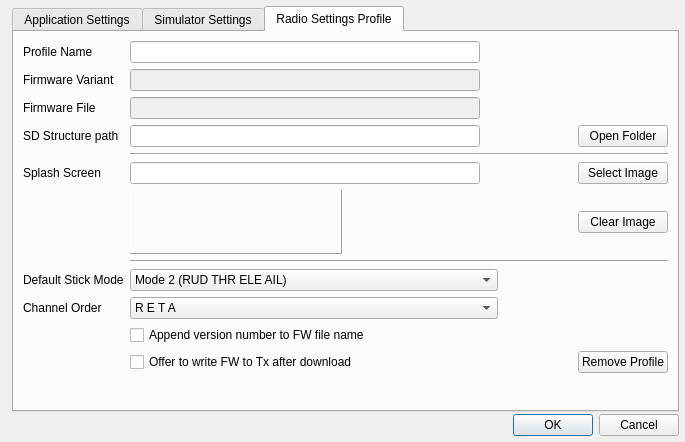
opentx/opentx, file companion/src/apppreferencesdialog.ui: the form before one commit.
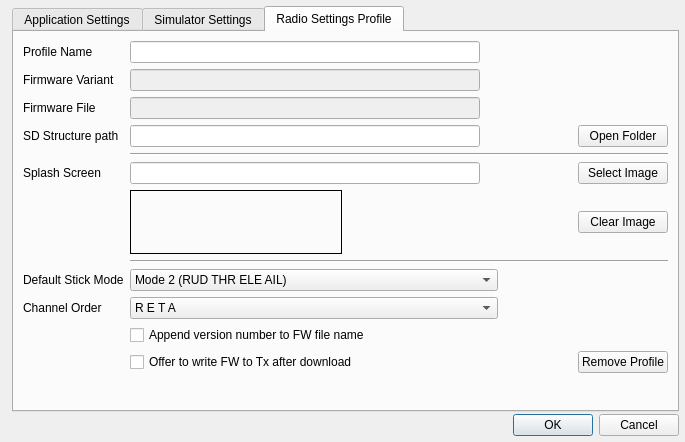
The form after the commit. The open tabs and pages were chosen to show the change.

```diff
--- a/companion/src/apppreferencesdialog.ui
+++ b/companion/src/apppreferencesdialog.ui
@@ -956,7 +956,10 @@
           <enum>QFrame::Panel</enum>
          </property>
          <property name="frameShadow">
-          <enum>QFrame::Raised</enum>
+          <enum>QFrame::Plain</enum>
+         </property>
+         <property name="lineWidth">
+          <number>1</number>
          </property>
          <property name="text">
           <string/>
```
